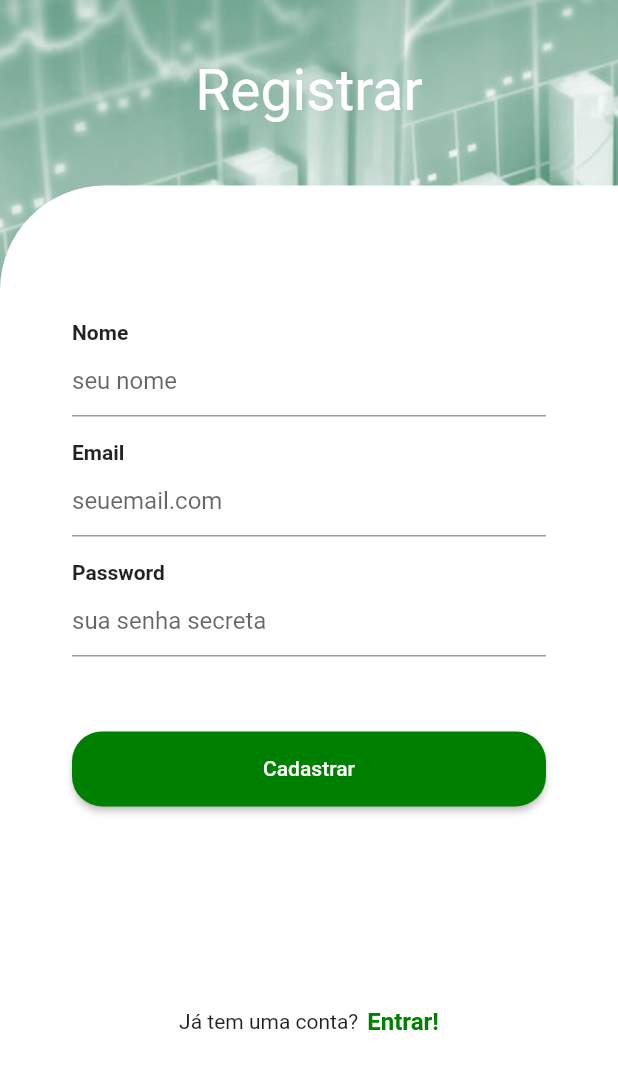
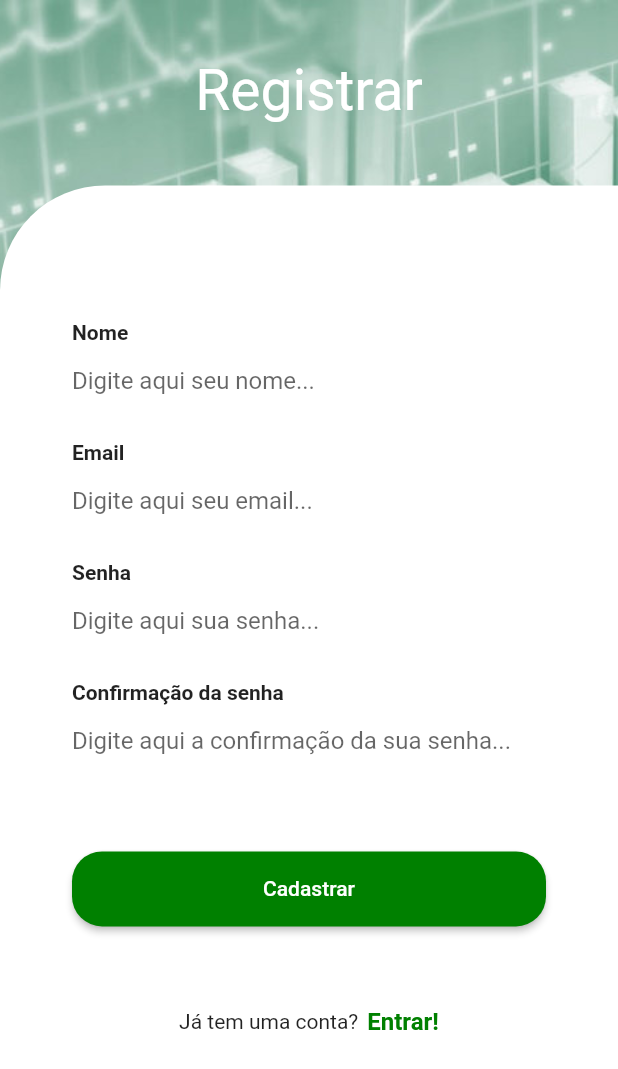
Before and after one commit to rodrigobastosv/richme, a Flutter app: the screen it shows after launch, after a tap on "Entrar", after a tap on "Crie!", on a phone screen of 412 x 824 dp. Shown: the top 1069 px of the screen. Run offline on Flutter 3.47's test engine with Material 2 defaults, Android fonts, the phone set to English and light mode, and no system bars; our stand-ins replace bloc, equatable, flutter_bloc, sqflite; missing offline and left inert: crypt; accounts and stored records are empty.

Commit message:
bom avanço

```diff
--- /dev/null
+++ b/lib/src/app/page/home/home_page.dart
@@ -0,0 +1,12 @@
+import 'package:flutter/material.dart';
+
+class HomePage extends StatelessWidget {
+  @override
+  Widget build(BuildContext context) {
+    return Scaffold(
+      body: Container(
+        color: Theme.of(context).primaryColor,
+      ),
+    );
+  }
+}
--- a/lib/src/app/page/sign_in/sign_in_view.dart
+++ b/lib/src/app/page/sign_in/sign_in_view.dart
@@ -1,3 +1,4 @@
+import 'package:flutter/cupertino.dart';
 import 'package:flutter/material.dart';
 import 'package:richme/src/app/page/sign_in/widget/sign_in_form.dart';
 import 'package:richme/src/app/page/sign_up/sign_up_page.dart';
@@ -59,7 +60,7 @@ class _SignInViewState extends State<SignInView> {
                             SizedBox(width: 6),
                             GestureDetector(
                               onTap: () => Navigator.of(context).push(
-                                MaterialPageRoute(
+                                CupertinoPageRoute(
                                   builder: (_) => SignUpPage(),
                                 ),
                               ),
--- a/lib/src/app/page/sign_in/widget/sign_in_form.dart
+++ b/lib/src/app/page/sign_in/widget/sign_in_form.dart
@@ -1,5 +1,7 @@
+import 'package:flutter/cupertino.dart';
 import 'package:flutter/material.dart';
 import 'package:flutter_bloc/flutter_bloc.dart';
+import 'package:richme/src/app/page/home/home_page.dart';
 import 'package:richme/src/core/cubit/sign_in/sign_in_cubit.dart';
 
 class SignInForm extends StatefulWidget {
@@ -7,14 +9,41 @@ class SignInForm extends StatefulWidget {
   _SignInFormState createState() => _SignInFormState();
 }
 
-class _SignInFormState extends State<SignInForm> {
+class _SignInFormState extends State<SignInForm>
+    with SingleTickerProviderStateMixin {
   String _email;
   String _password;
+  AnimationController _controller;
   final _formKey = GlobalKey<FormState>();
 
   @override
+  void initState() {
+    _controller = AnimationController(
+      vsync: this,
+      duration: Duration(
+        milliseconds: 300,
+      ),
+    );
+    _controller.addListener(() => setState(() {}));
+    super.initState();
+  }
+
+  @override
   Widget build(BuildContext context) {
-    return Form(
+    return BlocListener<SignInCubit, SignInState>(
+      listener: (_, state) {
+        if (state is StartedSignInAnimation) {
+          _controller.forward();
+        }
+        if (state is SignInSuccess) {
+          Navigator.of(context).push(
+            CupertinoPageRoute(
+              builder: (_) => HomePage(),
+            ),
+          );
+        }
+      },
+      child: Form(
         key: _formKey,
         child: Padding(
           padding: const EdgeInsets.symmetric(
@@ -32,21 +61,32 @@ class _SignInFormState extends State<SignInForm> {
               ),
               TextFormField(
                 decoration: InputDecoration(
-                hintText: 'seuemail.com',
+                  hintText: 'Digite aqui o seu email...',
+                  border: InputBorder.none,
+                  focusedBorder: InputBorder.none,
+                  enabledBorder: InputBorder.none,
+                  errorBorder: InputBorder.none,
+                  disabledBorder: InputBorder.none,
                 ),
-              validator: (email) => email.isEmpty ? 'Campo Obrigatório' : null,
+                validator: (email) =>
+                    email.isEmpty ? 'Campo Obrigatório' : null,
                 onChanged: (email) => _email = email,
               ),
               SizedBox(height: 16),
               Text(
-              'Password',
+                'Senha',
                 style: TextStyle(
                   fontWeight: FontWeight.bold,
                 ),
               ),
               TextFormField(
                 decoration: InputDecoration(
-                hintText: 'sua senha secreta',
+                  hintText: 'Digite aqui sua senha...',
+                  border: InputBorder.none,
+                  focusedBorder: InputBorder.none,
+                  enabledBorder: InputBorder.none,
+                  errorBorder: InputBorder.none,
+                  disabledBorder: InputBorder.none,
                 ),
                 obscureText: true,
                 validator: (password) =>
@@ -54,8 +94,9 @@ class _SignInFormState extends State<SignInForm> {
                 onChanged: (password) => _password = password,
               ),
               SizedBox(height: 50),
-            SizedBox(
-              width: 600,
+              Center(
+                child: SizedBox(
+                  width: 600 - (500 * _controller.value),
                   height: 50,
                   child: RaisedButton(
                     color: Theme.of(context).primaryColor,
@@ -72,10 +113,23 @@ class _SignInFormState extends State<SignInForm> {
                             );
                       }
                     },
-                child: Text(
+                    child: BlocBuilder<SignInCubit, SignInState>(
+                      builder: (_, state) {
+                        if (state is StartedSignInAnimation) {
+                          return CircularProgressIndicator(
+                            valueColor: AlwaysStoppedAnimation<Color>(
+                              Colors.white,
+                            ),
+                          );
+                        } else {
+                          return Text(
                             'Entrar',
                             style: TextStyle(
                               color: Colors.white,
+                            ),
+                          );
+                        }
+                      },
                     ),
                   ),
                 ),
@@ -83,6 +137,7 @@ class _SignInFormState extends State<SignInForm> {
             ],
           ),
         ),
+      ),
     );
   }
 }
--- a/lib/src/app/page/sign_up/sign_up_view.dart
+++ b/lib/src/app/page/sign_up/sign_up_view.dart
@@ -1,8 +1,7 @@
+import 'package:flutter/cupertino.dart';
 import 'package:flutter/material.dart';
-import 'package:flutter_bloc/flutter_bloc.dart';
 import 'package:richme/src/app/page/sign_in/sign_in_page.dart';
 import 'package:richme/src/app/page/sign_up/widget/sign_up_form.dart';
-import 'package:richme/src/core/cubit/sign_up/sign_up_cubit.dart';
 
 class SignUpView extends StatelessWidget {
   @override
@@ -56,7 +55,7 @@ class SignUpView extends StatelessWidget {
                             SizedBox(width: 6),
                             GestureDetector(
                               onTap: () => Navigator.of(context).push(
-                                MaterialPageRoute(
+                                CupertinoPageRoute(
                                   builder: (_) => SignInPage(),
                                 ),
                               ),
--- a/lib/src/app/page/sign_up/widget/sign_up_form.dart
+++ b/lib/src/app/page/sign_up/widget/sign_up_form.dart
@@ -7,15 +7,38 @@ class SignUpForm extends StatefulWidget {
   _SignUpFormState createState() => _SignUpFormState();
 }
 
-class _SignUpFormState extends State<SignUpForm> {
+class _SignUpFormState extends State<SignUpForm>
+    with SingleTickerProviderStateMixin {
   String _name;
   String _email;
   String _password;
+  AnimationController _controller;
   final _formKey = GlobalKey<FormState>();
 
   @override
+  void initState() {
+    _controller = AnimationController(
+      vsync: this,
+      duration: Duration(
+        milliseconds: 300,
+      ),
+    );
+    _controller.addListener(() => setState(() {}));
+    super.initState();
+  }
+
+  @override
   Widget build(BuildContext context) {
-    return Form(
+    return BlocListener<SignUpCubit, SignUpState>(
+      listener: (_, state) {
+        if (state is StartedSignUpAnimation) {
+          _controller.forward();
+        }
+        if (state is SignUpSuccess) {
+          Navigator.of(context).pop();
+        }
+      },
+      child: Form(
         key: _formKey,
         child: Padding(
           padding: const EdgeInsets.symmetric(
@@ -33,7 +56,12 @@ class _SignUpFormState extends State<SignUpForm> {
               ),
               TextFormField(
                 decoration: InputDecoration(
-                hintText: 'seu nome',
+                  hintText: 'Digite aqui seu nome...',
+                  border: InputBorder.none,
+                  focusedBorder: InputBorder.none,
+                  enabledBorder: InputBorder.none,
+                  errorBorder: InputBorder.none,
+                  disabledBorder: InputBorder.none,
                 ),
                 validator: (nome) => nome.isEmpty ? 'Campo Obrigatório' : null,
                 onChanged: (nome) => _name = nome,
@@ -47,21 +75,53 @@ class _SignUpFormState extends State<SignUpForm> {
               ),
               TextFormField(
                 decoration: InputDecoration(
-                hintText: 'seuemail.com',
+                  hintText: 'Digite aqui seu email...',
+                  border: InputBorder.none,
+                  focusedBorder: InputBorder.none,
+                  enabledBorder: InputBorder.none,
+                  errorBorder: InputBorder.none,
+                  disabledBorder: InputBorder.none,
                 ),
-              validator: (email) => email.isEmpty ? 'Campo Obrigatório' : null,
+                validator: (email) =>
+                    email.isEmpty ? 'Campo Obrigatório' : null,
                 onChanged: (email) => _email = email,
               ),
               SizedBox(height: 16),
               Text(
-              'Password',
+                'Senha',
                 style: TextStyle(
                   fontWeight: FontWeight.bold,
                 ),
               ),
               TextFormField(
                 decoration: InputDecoration(
-                hintText: 'sua senha secreta',
+                  hintText: 'Digite aqui sua senha...',
+                  border: InputBorder.none,
+                  focusedBorder: InputBorder.none,
+                  enabledBorder: InputBorder.none,
+                  errorBorder: InputBorder.none,
+                  disabledBorder: InputBorder.none,
+                ),
+                obscureText: true,
+                validator: (password) =>
+                    password.isEmpty ? 'Campo Obrigatório' : null,
+                onChanged: (password) => _password = password,
+              ),
+              SizedBox(height: 16),
+              Text(
+                'Confirmação da senha',
+                style: TextStyle(
+                  fontWeight: FontWeight.bold,
+                ),
+              ),
+              TextFormField(
+                decoration: InputDecoration(
+                  hintText: 'Digite aqui a confirmação da sua senha...',
+                  border: InputBorder.none,
+                  focusedBorder: InputBorder.none,
+                  enabledBorder: InputBorder.none,
+                  errorBorder: InputBorder.none,
+                  disabledBorder: InputBorder.none,
                 ),
                 obscureText: true,
                 validator: (password) =>
@@ -69,8 +129,9 @@ class _SignUpFormState extends State<SignUpForm> {
                 onChanged: (password) => _password = password,
               ),
               SizedBox(height: 50),
-            SizedBox(
-              width: 600,
+              Center(
+                child: SizedBox(
+                  width: 600 - (500 * _controller.value),
                   height: 50,
                   child: RaisedButton(
                     color: Theme.of(context).primaryColor,
@@ -88,17 +149,30 @@ class _SignUpFormState extends State<SignUpForm> {
                             );
                       }
                     },
-                child: Text(
+                    child: BlocBuilder<SignUpCubit, SignUpState>(
+                        builder: (_, state) {
+                      if (state is StartedSignUpAnimation) {
+                        return CircularProgressIndicator(
+                          valueColor: AlwaysStoppedAnimation<Color>(
+                            Colors.white,
+                          ),
+                        );
+                      } else {
+                        return Text(
                           'Cadastrar',
                           style: TextStyle(
                             color: Colors.white,
                           ),
+                        );
+                      }
+                    }),
                   ),
                 ),
               ),
             ],
           ),
         ),
+      ),
     );
   }
 }
--- a/lib/src/core/cubit/sign_in/sign_in_cubit.dart
+++ b/lib/src/core/cubit/sign_in/sign_in_cubit.dart
@@ -19,7 +19,8 @@ class SignInCubit extends Cubit<SignInState> {
     String password,
   }) async {
     try {
-      emit(SignInLoading());
+      emit(StartedSignInAnimation());
+      await Future.delayed(Duration(seconds: 1));
       final user = await repository.signInUser(
         email: email,
         password: password,
--- a/lib/src/core/cubit/sign_in/sign_in_state.dart
+++ b/lib/src/core/cubit/sign_in/sign_in_state.dart
@@ -8,7 +8,7 @@ class SignInInitial extends SignInState {
   List<Object> get props => [];
 }
 
-class SignInLoading extends SignInState {
+class StartedSignInAnimation extends SignInState {
   @override
   List<Object> get props => [];
 }
--- a/lib/src/core/cubit/sign_up/sign_up_cubit.dart
+++ b/lib/src/core/cubit/sign_up/sign_up_cubit.dart
@@ -30,7 +30,8 @@ class SignUpCubit extends Cubit<SignUpState> {
       password: password,
     );
     try {
-      emit(SignUpLoading());
+      emit(StartedSignUpAnimation());
+      await Future.delayed(Duration(seconds: 1));
       await repository.signUpUser(user);
       emit(SignUpSuccess());
     } on Exception {
--- a/lib/src/core/cubit/sign_up/sign_up_state.dart
+++ b/lib/src/core/cubit/sign_up/sign_up_state.dart
@@ -7,7 +7,7 @@ class SignUpInitial extends SignUpState {
   List<Object> get props => [];
 }
 
-class SignUpLoading extends SignUpState {
+class StartedSignUpAnimation extends SignUpState {
   @override
   List<Object> get props => [];
 }
```
Lines whose indentation alone changed are shown as unchanged.
